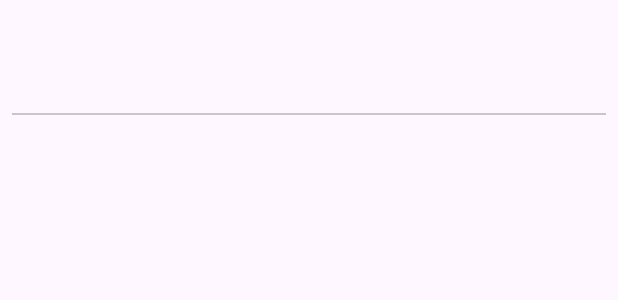
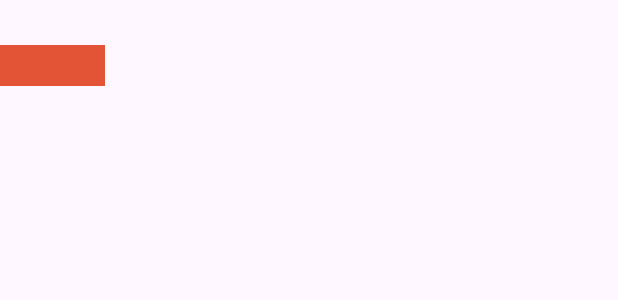
Before and after one commit to DualBit/HorizontalStickyHeader, an Android app: the layout adapter_section_item.xml on its own in the app's theme, with its tools: preview values and no code run, on a phone screen of 412 x 824 dp. Shown: the top 300 px of the screen. Run offline under Robolectric (Android 15) with nearby library versions, the phone set to English and light mode, and no system bars.

Commit message:
fixed cell sample layout

```diff
--- a/sample/src/main/java/com/dualbit/horizontalstickyheader/MainAdapter.kt
+++ b/sample/src/main/java/com/dualbit/horizontalstickyheader/MainAdapter.kt
@@ -2,7 +2,6 @@ package com.dualbit.horizontalstickyheader
 
 import android.view.LayoutInflater
 import android.view.ViewGroup
-import androidx.constraintlayout.widget.ConstraintLayout
 import androidx.recyclerview.widget.RecyclerView
 import com.dualbit.horizontalstickyheader.databinding.AdapterCellItemBinding
 import com.dualbit.horizontalstickyheader.databinding.AdapterSectionItemBinding
--- a/sample/src/main/res/layout/adapter_section_item.xml
+++ b/sample/src/main/res/layout/adapter_section_item.xml
@@ -1,29 +1,20 @@
 <?xml version="1.0" encoding="utf-8"?>
 <androidx.constraintlayout.widget.ConstraintLayout xmlns:android="http://schemas.android.com/apk/res/android"
     xmlns:app="http://schemas.android.com/apk/res-auto"
-    android:layout_width="wrap_content"
-    android:layout_height="120.dp">
+    android:layout_width="70dp"
+    android:layout_height="70dp">
 
     <androidx.appcompat.widget.AppCompatTextView
         android:id="@+id/name"
         android:layout_width="match_parent"
         android:layout_height="wrap_content"
-        android:layout_marginHorizontal="8.dp"
-        android:layout_marginVertical="40.dp"
-        android:gravity="center_vertical|start"
+        android:layout_marginVertical="30dp"
         android:textSize="20sp"
-        android:background="#FFFF00FF"
+        android:textAlignment="center"
+        android:background="@color/red"
         app:layout_constraintEnd_toEndOf="parent"
         app:layout_constraintStart_toStartOf="parent"
-        app:layout_constraintTop_toTopOf="parent" />
-
-    <com.google.android.material.divider.MaterialDivider
-        android:layout_width="match_parent"
-        android:layout_height="0.dp"
-        android:layout_margin="8.dp"
-        app:layout_constraintStart_toStartOf="parent"
-        app:layout_constraintEnd_toEndOf="parent"
-        app:layout_constraintTop_toBottomOf="@+id/name"
+        app:layout_constraintTop_toTopOf="parent"
         />
 
 </androidx.constraintlayout.widget.ConstraintLayout>
--- a/sample/src/main/res/values/colors.xml
+++ b/sample/src/main/res/values/colors.xml
@@ -2,4 +2,6 @@
 <resources>
     <color name="black">#FF000000</color>
     <color name="white">#FFFFFFFF</color>
+    <color name="red">#e35336</color>
+    <color name="blue">#3681e3</color>
 </resources>
```
Also changed, not shown: sample/src/main/java/com/dualbit/horizontalstickyheader/MainActivity.kt (+25 -31 lines), sample/src/main/res/layout/adapter_cell_item.xml (+6 -6 lines).
